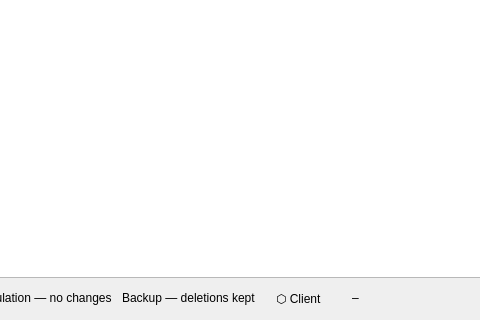
Before: the Qt Designer form hsync_desktop/ui/main_window.ui in albertsdk/hsync-desktop, drawn with Qt 5; both pictures show x 145 to 625 and y 380 to 700 of the 1000 by 700 pixel window.
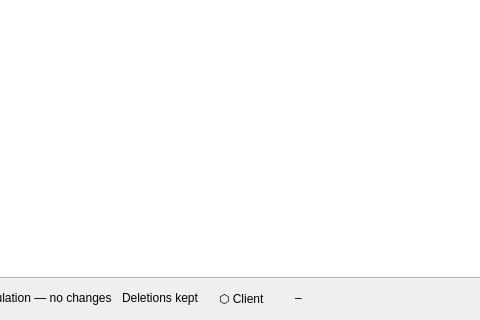
After: the same form once the commit is applied.

Diff of the .ui file:
```diff
--- a/hsync_desktop/ui/main_window.ui
+++ b/hsync_desktop/ui/main_window.ui
@@ -196,7 +196,7 @@
          <bool>false</bool>
         </property>
         <property name="text">
-         <string>Backup — deletions kept</string>
+         <string>Deletions kept</string>
         </property>
        </widget>
       </item>
```
